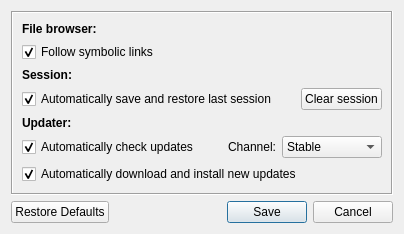
First picture: the form in uic/settings.ui, repository m1lhaus/woofer, before the edit.
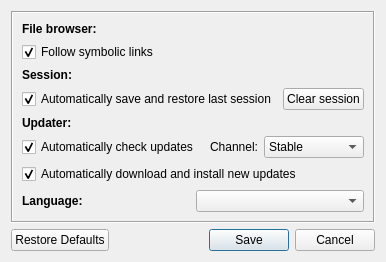
Second picture: the form after the edit.

Commit message: language combobox added

Diff of the .ui file:
```diff
--- a/uic/settings.ui
+++ b/uic/settings.ui
@@ -6,8 +6,8 @@
    <rect>
     <x>0</x>
     <y>0</y>
-    <width>404</width>
-    <height>218</height>
+    <width>351</width>
+    <height>251</height>
    </rect>
   </property>
   <property name="windowTitle">
@@ -163,6 +163,26 @@
         </property>
        </widget>
       </item>
+      <item>
+       <layout class="QHBoxLayout" name="horizontalLayout_2">
+        <item>
+         <widget class="QLabel" name="languageLbl">
+          <property name="font">
+           <font>
+            <weight>75</weight>
+            <bold>true</bold>
+           </font>
+          </property>
+          <property name="text">
+           <string>Language:</string>
+          </property>
+         </widget>
+        </item>
+        <item>
+         <widget class="QComboBox" name="languageCombo"/>
+        </item>
+       </layout>
+      </item>
      </layout>
     </widget>
    </item>
```
The commit also changes 2 other files.
